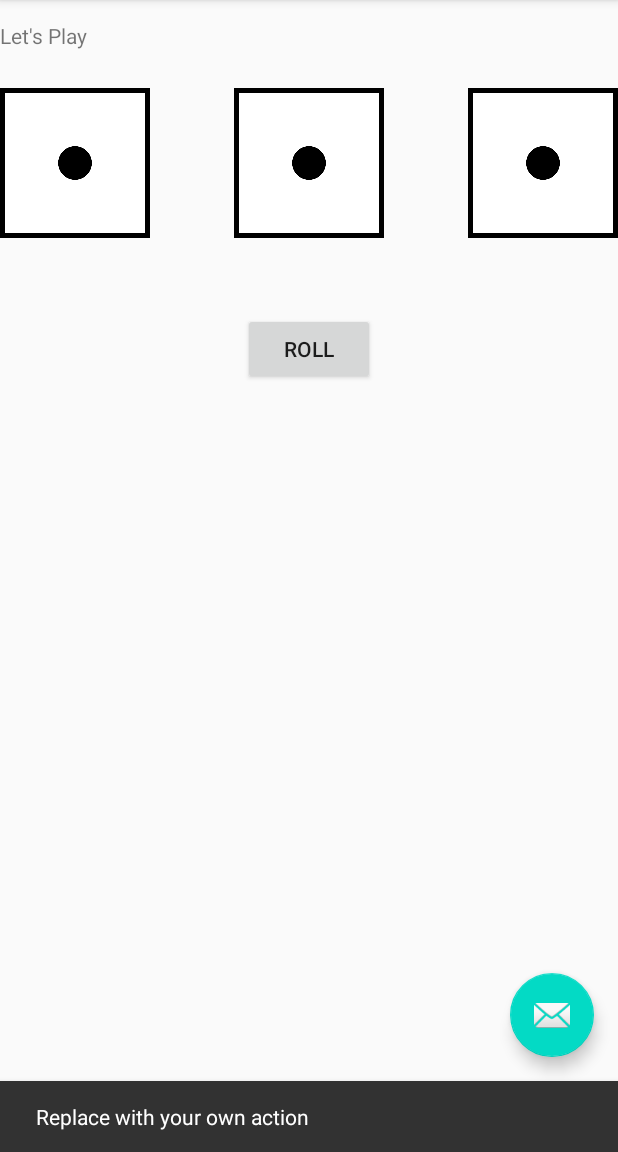
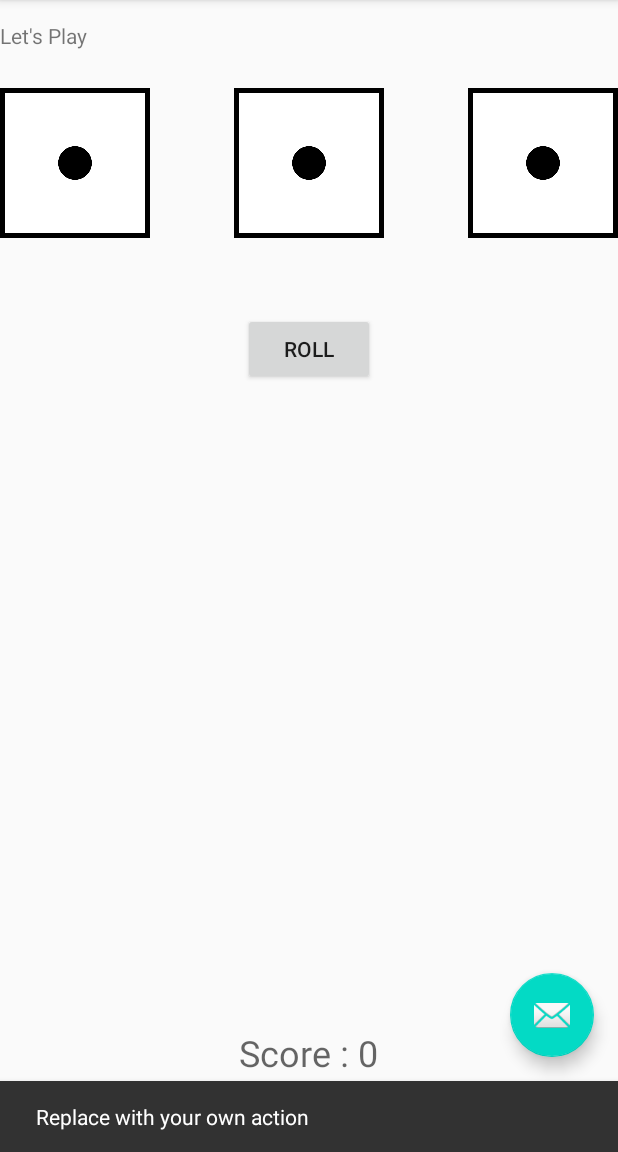
Before and after one commit to sherlynlobo/Diceout, an Android app: the screen it shows after launch (MainActivity), after a tap on an icon or button, on a phone screen of 412 x 824 dp, the part 84-1236 px from its top. Run offline under Robolectric (Android 15) with nearby library versions, the phone set to English and light mode, and no system bars.

Commit message:
Added score display

```diff
--- a/app/src/main/java/com/sl/diceout/MainActivity.java
+++ b/app/src/main/java/com/sl/diceout/MainActivity.java
@@ -40,6 +40,9 @@
     int die2;
     int die3;
 
+    //Field to hold the score text
+    TextView scoreText;
+
     //ArrayList to hold all 3 dice values
     ArrayList<Integer> dice;
 
@@ -67,6 +70,7 @@
 
         rollResult = findViewById(R.id.rollResult);
         rollButton = findViewById(R.id.rollButton);
+        scoreText = findViewById(R.id.scoreText);
 
         //initialize the random number generator
         rand = new Random();
--- a/app/src/main/res/layout/content_main.xml
+++ b/app/src/main/res/layout/content_main.xml
@@ -32,20 +32,32 @@
         android:src="@drawable/die_1" />
 
     <ImageView
+        android:id="@+id/die2Image"
         android:layout_width="100dp"
         android:layout_height="100dp"
-        android:id="@+id/die2Image"
         android:layout_below="@id/rollResult"
         android:layout_marginTop="25dp"
         android:layout_centerHorizontal="true"
         android:src="@drawable/die_1" />
 
     <ImageView
+        android:id="@+id/die3Image"
         android:layout_width="100dp"
         android:layout_height="100dp"
-        android:id="@+id/die3Image"
         android:layout_below="@id/rollResult"
         android:layout_marginTop="25dp"
         android:layout_alignParentRight="true"
         android:src="@drawable/die_1" />
+
+    <TextView
+        android:id="@+id/scoreText"
+        android:layout_width="wrap_content"
+        android:layout_height="wrap_content"
+        android:layout_alignParentBottom="true"
+        android:layout_centerHorizontal="true"
+        android:layout_marginBottom="50dp"
+        android:text="Score : 0"
+        android:textAppearance="@style/TextAppearance.AppCompat.Display1"
+        android:textSize="24sp" />
+
 </RelativeLayout>
```
